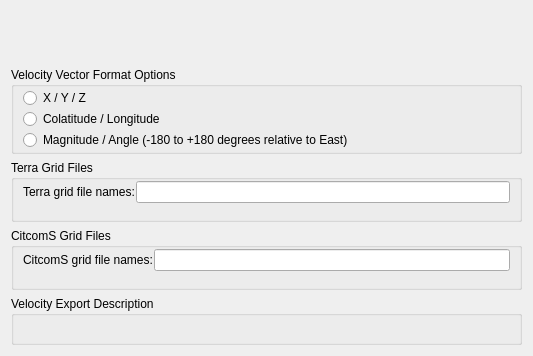
Qt form src/qt-widgets/ExportVelocityOptionsWidgetUi.ui (GPlates/GPlates) before a commit.
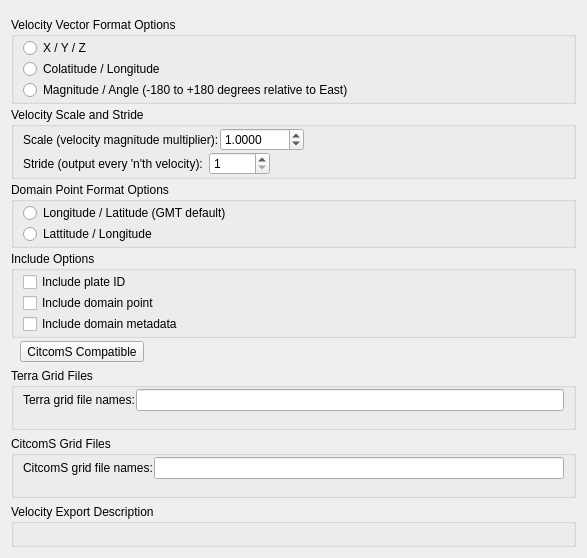
The same form after that commit. Icons and pictures are not drawn.

Commit message: (trunk) Add more export options to GMT velocity export - such as velocity scale and stride, inclusion of plate id and domain points and domain meta data.

Patch:
```diff
--- a/src/qt-widgets/ExportVelocityOptionsWidgetUi.ui
+++ b/src/qt-widgets/ExportVelocityOptionsWidgetUi.ui
@@ -6,53 +6,280 @@
    <rect>
     <x>0</x>
     <y>0</y>
-    <width>533</width>
-    <height>356</height>
+    <width>587</width>
+    <height>532</height>
    </rect>
   </property>
   <property name="windowTitle">
    <string>Form</string>
   </property>
-  <layout class="QVBoxLayout" name="verticalLayout">
+  <layout class="QVBoxLayout" name="verticalLayout_6">
    <item>
     <widget class="QWidget" name="widget_file_options" native="true"/>
    </item>
    <item>
-    <widget class="QGroupBox" name="velocity_vector_format_group_box">
-     <property name="title">
-      <string>Velocity Vector Format Options</string>
-     </property>
-     <layout class="QVBoxLayout" name="verticalLayout_2">
+    <widget class="QWidget" name="gmt_format_options" native="true">
+     <layout class="QVBoxLayout" name="verticalLayout">
       <property name="spacing">
-       <number>1</number>
+       <number>3</number>
       </property>
-      <property name="topMargin">
-       <number>1</number>
+      <property name="margin">
+       <number>0</number>
       </property>
-      <property name="bottomMargin">
-       <number>1</number>
-      </property>
       <item>
-       <widget class="QRadioButton" name="velocity_vector_3D_radio_button">
-        <property name="text">
-         <string>X / Y / Z</string>
+       <widget class="QGroupBox" name="velocity_vector_format_group_box">
+        <property name="title">
+         <string>Velocity Vector Format Options</string>
         </property>
+        <layout class="QVBoxLayout" name="verticalLayout_2">
+         <property name="spacing">
+          <number>1</number>
+         </property>
+         <property name="topMargin">
+          <number>1</number>
+         </property>
+         <property name="bottomMargin">
+          <number>1</number>
+         </property>
+         <item>
+          <widget class="QRadioButton" name="velocity_vector_3D_radio_button">
+           <property name="text">
+            <string>X / Y / Z</string>
+           </property>
+          </widget>
+         </item>
+         <item>
+          <widget class="QRadioButton" name="velocity_vector_colat_lon_radio_button">
+           <property name="text">
+            <string>Colatitude / Longitude</string>
+           </property>
+          </widget>
+         </item>
+         <item>
+          <widget class="QRadioButton" name="velocity_vector_magnitude_angle_radio_button">
+           <property name="text">
+            <string>Magnitude / Angle (-180 to +180 degrees relative to East)</string>
+           </property>
+          </widget>
+         </item>
+        </layout>
        </widget>
       </item>
       <item>
-       <widget class="QRadioButton" name="velocity_vector_colat_lon_radio_button">
-        <property name="text">
-         <string>Colatitude / Longitude</string>
+       <widget class="QGroupBox" name="velocity_scale_and_stride_options">
+        <property name="title">
+         <string>Velocity Scale and Stride</string>
         </property>
+        <layout class="QVBoxLayout" name="verticalLayout_8">
+         <property name="spacing">
+          <number>1</number>
+         </property>
+         <property name="topMargin">
+          <number>1</number>
+         </property>
+         <property name="bottomMargin">
+          <number>1</number>
+         </property>
+         <item>
+          <layout class="QHBoxLayout" name="horizontalLayout_4">
+           <item>
+            <widget class="QLabel" name="velocity_scale_label">
+             <property name="text">
+              <string>Scale (velocity magnitude multiplier):</string>
+             </property>
+            </widget>
+           </item>
+           <item>
+            <widget class="QDoubleSpinBox" name="velocity_scale_spin_box">
+             <property name="decimals">
+              <number>4</number>
+             </property>
+             <property name="minimum">
+              <double>0.000000000000000</double>
+             </property>
+             <property name="maximum">
+              <double>1000.000000000000000</double>
+             </property>
+             <property name="singleStep">
+              <double>0.050000000000000</double>
+             </property>
+             <property name="value">
+              <double>1.000000000000000</double>
+             </property>
+            </widget>
+           </item>
+           <item>
+            <spacer name="horizontalSpacer_2">
+             <property name="orientation">
+              <enum>Qt::Horizontal</enum>
+             </property>
+             <property name="sizeHint" stdset="0">
+              <size>
+               <width>40</width>
+               <height>20</height>
+              </size>
+             </property>
+            </spacer>
+           </item>
+          </layout>
+         </item>
+         <item>
+          <layout class="QHBoxLayout" name="horizontalLayout_3">
+           <property name="spacing">
+            <number>6</number>
+           </property>
+           <item>
+            <widget class="QLabel" name="velocity_stride_label">
+             <property name="text">
+              <string>Stride (output every 'n'th velocity):</string>
+             </property>
+            </widget>
+           </item>
+           <item>
+            <widget class="QSpinBox" name="velocity_stride_spin_box">
+             <property name="minimum">
+              <number>1</number>
+             </property>
+             <property name="maximum">
+              <number>99999</number>
+             </property>
+             <property name="value">
+              <number>1</number>
+             </property>
+            </widget>
+           </item>
+           <item>
+            <spacer name="horizontalSpacer">
+             <property name="orientation">
+              <enum>Qt::Horizontal</enum>
+             </property>
+             <property name="sizeHint" stdset="0">
+              <size>
+               <width>40</width>
+               <height>20</height>
+              </size>
+             </property>
+            </spacer>
+           </item>
+          </layout>
+         </item>
+        </layout>
        </widget>
       </item>
       <item>
-       <widget class="QRadioButton" name="velocity_vector_magnitude_angle_radio_button">
-        <property name="text">
-         <string>Magnitude / Angle (-180 to +180 degrees relative to East)</string>
+       <widget class="QGroupBox" name="domain_point_format_options">
+        <property name="title">
+         <string>Domain Point Format Options</string>
         </property>
+        <layout class="QVBoxLayout" name="verticalLayout_7">
+         <property name="spacing">
+          <number>1</number>
+         </property>
+         <property name="leftMargin">
+          <number>9</number>
+         </property>
+         <property name="topMargin">
+          <number>1</number>
+         </property>
+         <property name="rightMargin">
+          <number>9</number>
+         </property>
+         <property name="bottomMargin">
+          <number>1</number>
+         </property>
+         <item>
+          <widget class="QRadioButton" name="lon_lat_radio_button">
+           <property name="text">
+            <string>Longitude / Latitude (GMT default)</string>
+           </property>
+          </widget>
+         </item>
+         <item>
+          <widget class="QRadioButton" name="lat_lon_radio_button">
+           <property name="text">
+            <string>Lattitude / Longitude</string>
+           </property>
+          </widget>
+         </item>
+        </layout>
        </widget>
       </item>
+      <item>
+       <widget class="QGroupBox" name="inclusion_options">
+        <property name="title">
+         <string>Include Options</string>
+        </property>
+        <layout class="QVBoxLayout" name="verticalLayout_9">
+         <property name="spacing">
+          <number>1</number>
+         </property>
+         <property name="topMargin">
+          <number>1</number>
+         </property>
+         <property name="bottomMargin">
+          <number>1</number>
+         </property>
+         <item>
+          <widget class="QCheckBox" name="include_plate_id_check_box">
+           <property name="text">
+            <string>Include plate ID</string>
+           </property>
+          </widget>
+         </item>
+         <item>
+          <widget class="QCheckBox" name="include_domain_point_check_box">
+           <property name="text">
+            <string>Include domain point</string>
+           </property>
+          </widget>
+         </item>
+         <item>
+          <widget class="QCheckBox" name="include_domain_meta_data_check_box">
+           <property name="text">
+            <string>Include domain metadata</string>
+           </property>
+          </widget>
+         </item>
+        </layout>
+       </widget>
+      </item>
+      <item>
+       <layout class="QHBoxLayout" name="horizontalLayout_5">
+        <property name="leftMargin">
+         <number>9</number>
+        </property>
+        <property name="rightMargin">
+         <number>9</number>
+        </property>
+        <item>
+         <widget class="QToolButton" name="citcoms_compatible_button">
+          <property name="text">
+           <string>CitcomS Compatible</string>
+          </property>
+          <property name="icon">
+           <iconset resource="../qt-resources/qt_widgets.qrc">
+            <normaloff>:/tango_undo_16.png</normaloff>:/tango_undo_16.png</iconset>
+          </property>
+          <property name="toolButtonStyle">
+           <enum>Qt::ToolButtonTextBesideIcon</enum>
+          </property>
+         </widget>
+        </item>
+        <item>
+         <spacer name="horizontalSpacer_3">
+          <property name="orientation">
+           <enum>Qt::Horizontal</enum>
+          </property>
+          <property name="sizeHint" stdset="0">
+           <size>
+            <width>40</width>
+            <height>20</height>
+           </size>
+          </property>
+         </spacer>
+        </item>
+       </layout>
+      </item>
      </layout>
     </widget>
    </item>
```
Left out of the diff: 4 changed lines with no effect on the pictures. The commit also changes 9 other files.
